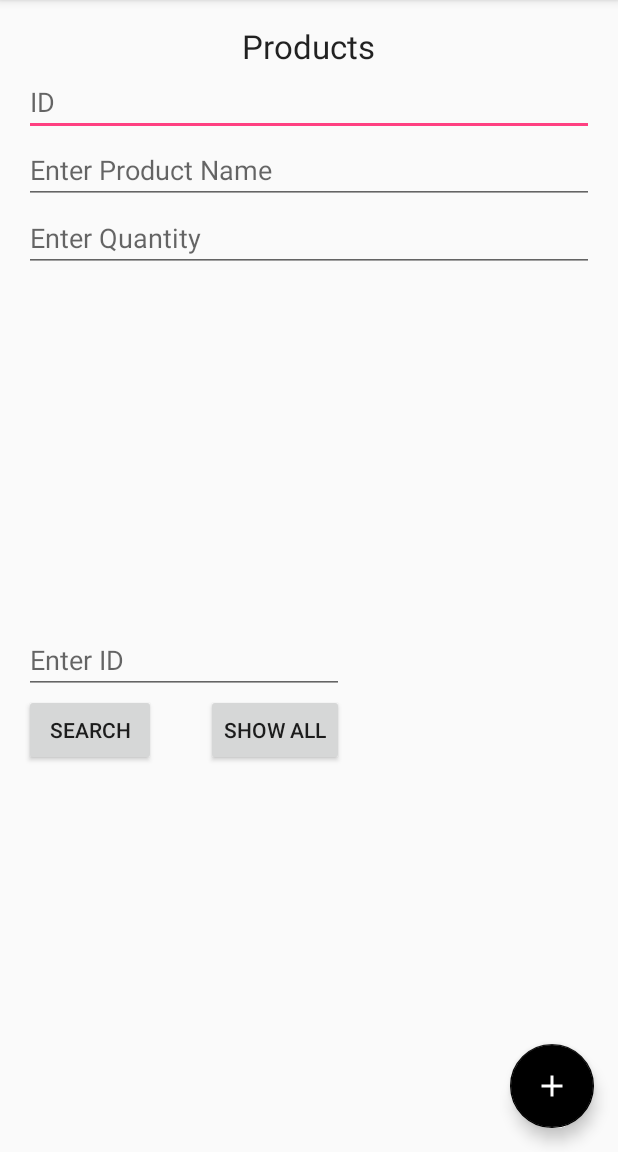
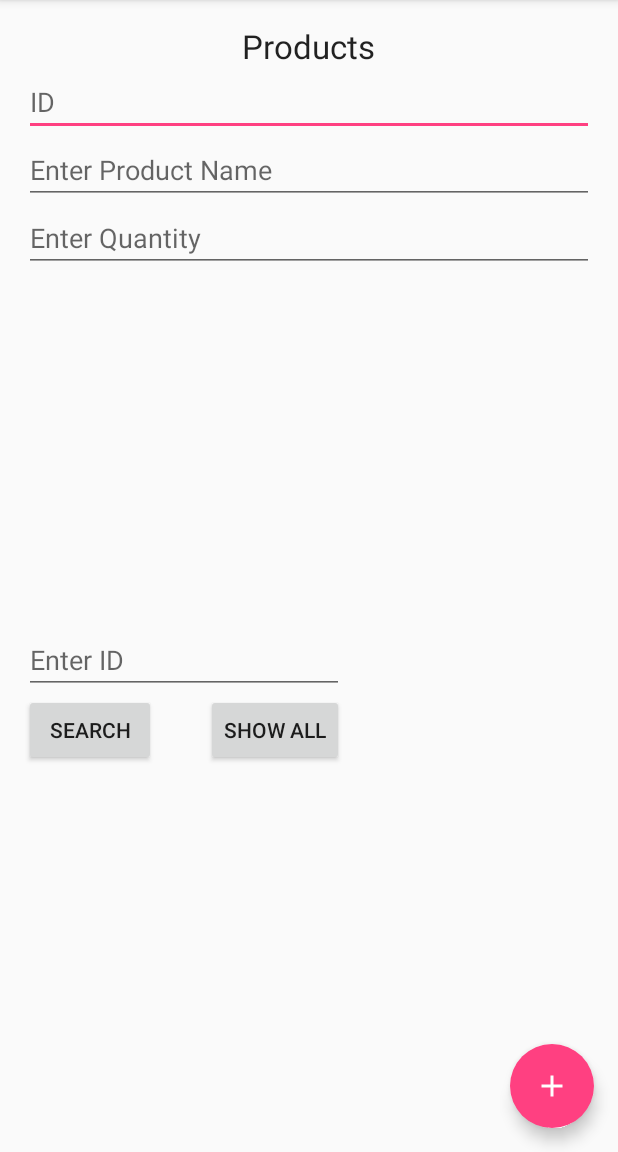
Before and after one commit to beercaps/ShoppingList, an Android app: the screen it shows after launch (MainActivity), on a phone screen of 412 x 824 dp, the part 84-1236 px from its top. Run offline under Robolectric (Android 15) with nearby library versions, the phone set to English and light mode, and no system bars.

Commit message:
- FAB is elevated - FAB faints if pressed

```diff
--- a/app/src/main/res/layout/activity_main.xml
+++ b/app/src/main/res/layout/activity_main.xml
@@ -24,12 +24,18 @@
     <include layout="@layout/content_main" />
 
     <android.support.design.widget.FloatingActionButton
+        xmlns:app="http://schemas.android.com/apk/res-auto"
         android:id="@+id/bt_save"
         android:layout_width="wrap_content"
         android:layout_height="wrap_content"
         android:layout_gravity="bottom|end"
         android:layout_margin="@dimen/fab_margin"
         android:src="@drawable/ic_add_white_24dp"
-        app:backgroundTint="#000000" />
+        app:rippleColor="#ffffff"
+        app:borderWidth="0dp"
+        app:elevation="6dp"
+        app:pressedTranslationZ="6dp"
+
+        />
 
 </android.support.design.widget.CoordinatorLayout>
```
Also changed, not shown: 2 other files.
